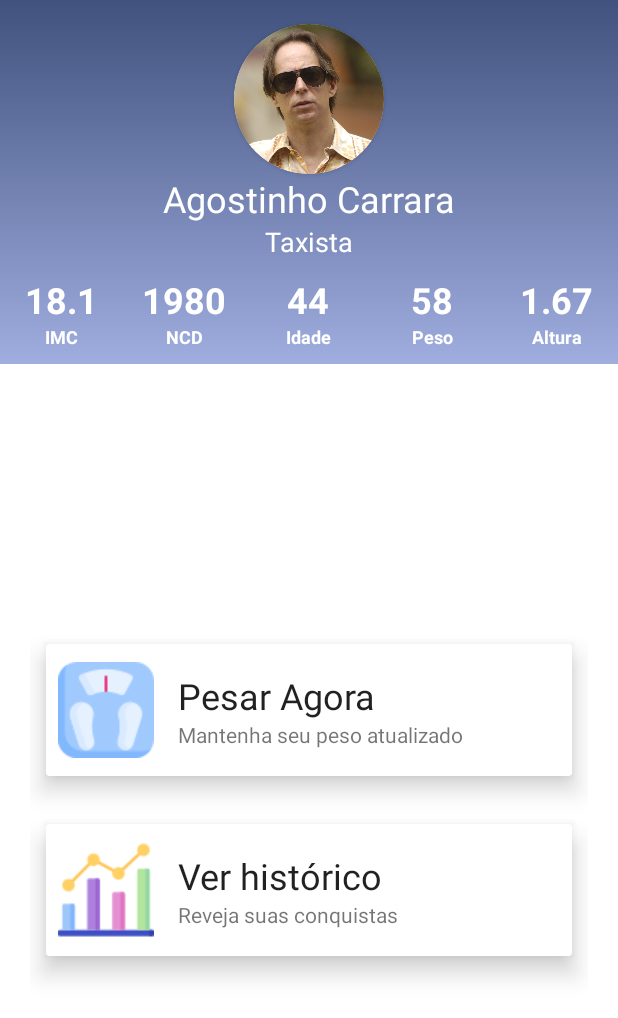
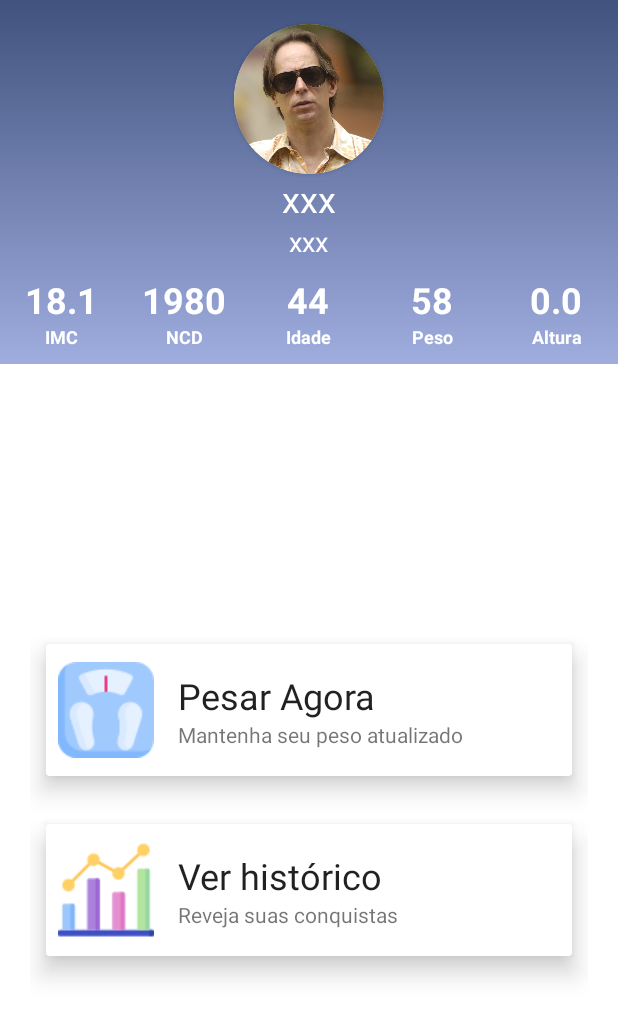
Before and after one commit to bruno95olly/imcApp-projeto, an Android app: the screen it shows after launch (DashboardActivity), after a tap on "ENTRAR", on a phone screen of 412 x 824 dp. Shown: the top 1018 px of the screen. Run offline under Robolectric (Android 15) with nearby library versions, the phone set to English and light mode, and no system bars; Roboto replaces fonts that are not available here.

Commit message:
projeto atualizado

```diff
--- a/app/src/main/java/com/example/imcapp/DashboardActivity.kt
+++ b/app/src/main/java/com/example/imcapp/DashboardActivity.kt
@@ -2,13 +2,33 @@ package com.example.imcapp
 
 import androidx.appcompat.app.AppCompatActivity
 import android.os.Bundle
+import android.util.Log
+import android.widget.TextView
+import kotlin.math.log
 
 class DashboardActivity : AppCompatActivity() {
+
+    lateinit var tvNome: TextView
+    lateinit var tvProfissao: TextView
+    lateinit var tvAltura: TextView
+
     override fun onCreate(savedInstanceState: Bundle?) {
         super.onCreate(savedInstanceState)
         setContentView(R.layout.activity_dashboard)
 
+        tvNome = findViewById(R.id.tv_nome)
+        tvProfissao = findViewById(R.id.tv_profissao)
+        tvAltura = findViewById(R.id.tv_altura)
+
+        preencherDashboard()
+
         supportActionBar!!.hide()
+    }
 
+    private fun preencherDashboard(){
+        val arquivo = getSharedPreferences("usuario", MODE_PRIVATE)
+        tvNome.text = arquivo.getString("nome", "xxx")
+        tvProfissao.text = arquivo.getString("profissao", "xxx")
+        tvAltura.text = arquivo.getFloat("altura", 0.0f).toString()
     }
 }
--- a/app/src/main/java/com/example/imcapp/MainActivity.kt
+++ b/app/src/main/java/com/example/imcapp/MainActivity.kt
@@ -5,6 +5,8 @@ import androidx.appcompat.app.AppCompatActivity
 import android.os.Bundle
 import android.view.Menu
 import android.widget.Button
+import android.widget.EditText
+import android.widget.Toast
 
 class MainActivity : AppCompatActivity() {
     override fun onCreate(savedInstanceState: Bundle?) {
@@ -15,9 +17,26 @@ class MainActivity : AppCompatActivity() {
         val buttonEntrar = findViewById<Button>(R.id.button_entrar)
         val btnCadastrar = findViewById<Button>(R.id.button_cadastrar)
 
+
         buttonEntrar.setOnClickListener{
-            val abrirDashboard = Intent (this, DashboardActivity::class.java)
-            startActivity(abrirDashboard)
+
+            val arquivo = getSharedPreferences("usuario", MODE_PRIVATE)
+            val emailView = arquivo.getString("email", "")
+            val senhaView = arquivo.getString("senha", "")
+
+            val emailEdit = findViewById<EditText>(R.id.edit_email_login)
+            val senhaEdit = findViewById<EditText>(R.id.edit_senha_login)
+
+            if(emailView == emailEdit.text.toString()  &&  senhaView == senhaEdit.text.toString()){
+                val abrirDashboard = Intent (this, DashboardActivity::class.java)
+                startActivity(abrirDashboard)
+            }
+            else{
+                Toast.makeText(this,"usuário ou senha incorreta!", Toast.LENGTH_SHORT).show()
+            }
+
+
+
         }
         btnCadastrar.setOnClickListener{
             val abrirCadastro = Intent(this, activity_novo_usuario::class.java)
--- a/app/src/main/res/layout/activity_dashboard.xml
+++ b/app/src/main/res/layout/activity_dashboard.xml
@@ -31,13 +31,14 @@
         </androidx.cardview.widget.CardView>
 
             <TextView
+                android:id="@+id/tv_nome"
                 android:layout_width="wrap_content"
                 android:layout_height="wrap_content"
-                android:text="Agostinho Carrara"
                 android:layout_gravity="center"
                 android:textAppearance="@style/TextAppearance.MaterialComponents.Headline5"
                 android:textColor="@color/white"/>
             <TextView
+                android:id="@+id/tv_profissao"
                 android:layout_width="wrap_content"
                 android:layout_height="wrap_content"
                 android:text="Taxista"
@@ -86,6 +87,7 @@
                 style="@style/dashboard_values"
                 />
             <TextView
+                android:id="@+id/tv_altura"
                 android:layout_width="0dp"
                 android:layout_weight="1"
                 android:layout_height="wrap_content"
--- a/app/src/main/res/layout/activity_main.xml
+++ b/app/src/main/res/layout/activity_main.xml
@@ -106,6 +106,7 @@
                 app:endIconMode="clear_text">
 
                 <EditText
+                    android:id="@+id/edit_email_login"
                     android:layout_width="match_parent"
                     android:layout_height="wrap_content"
                     android:inputType="textEmailAddress" />
@@ -122,6 +123,7 @@
                 app:passwordToggleEnabled="true">
 
                 <EditText
+                    android:id="@+id/edit_senha_login"
                     android:layout_width="match_parent"
                     android:layout_height="wrap_content"
                     android:inputType="numberPassword" />
```
Also changed, not shown: app/src/main/java/com/example/imcapp/activity_novo_usuario.kt (+34 -0 lines).
